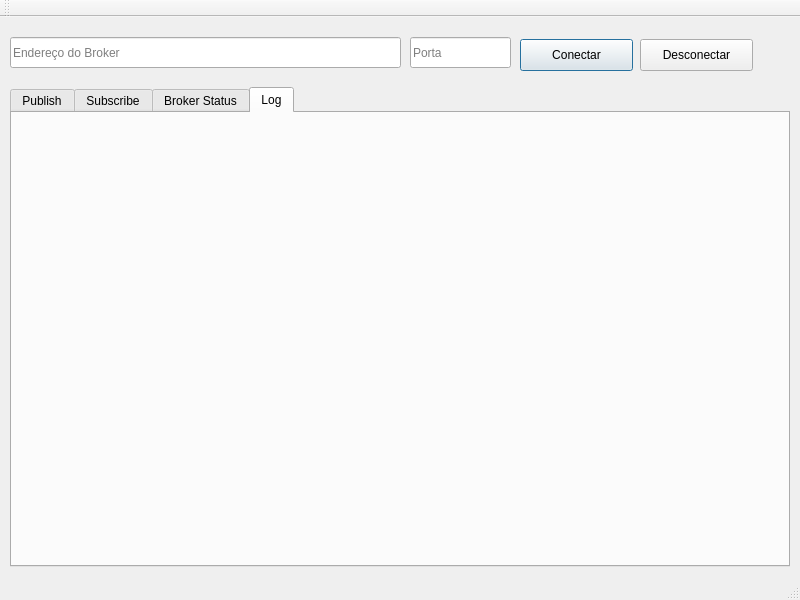
Qt form window.ui (helbert-rocha/MQTTClient) before a commit.
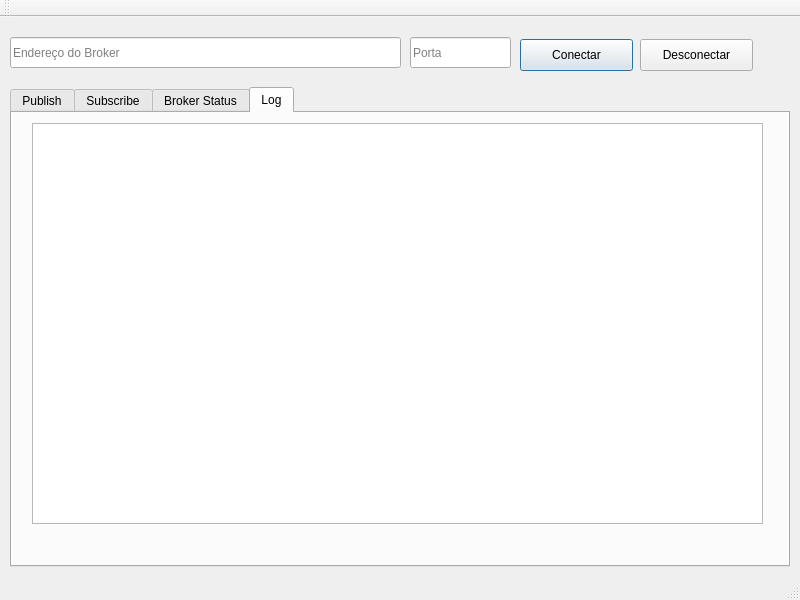
The same form after that commit.

Commit message: show the log list

```diff
--- a/window.ui
+++ b/window.ui
@@ -800,6 +800,16 @@
      <attribute name="title">
       <string>Log</string>
      </attribute>
+     <widget class="QListWidget" name="listWidgetLogList">
+      <property name="geometry">
+       <rect>
+        <x>20</x>
+        <y>10</y>
+        <width>731</width>
+        <height>401</height>
+       </rect>
+      </property>
+     </widget>
     </widget>
    </widget>
   </widget>
```
The commit also changes 9 other files.
